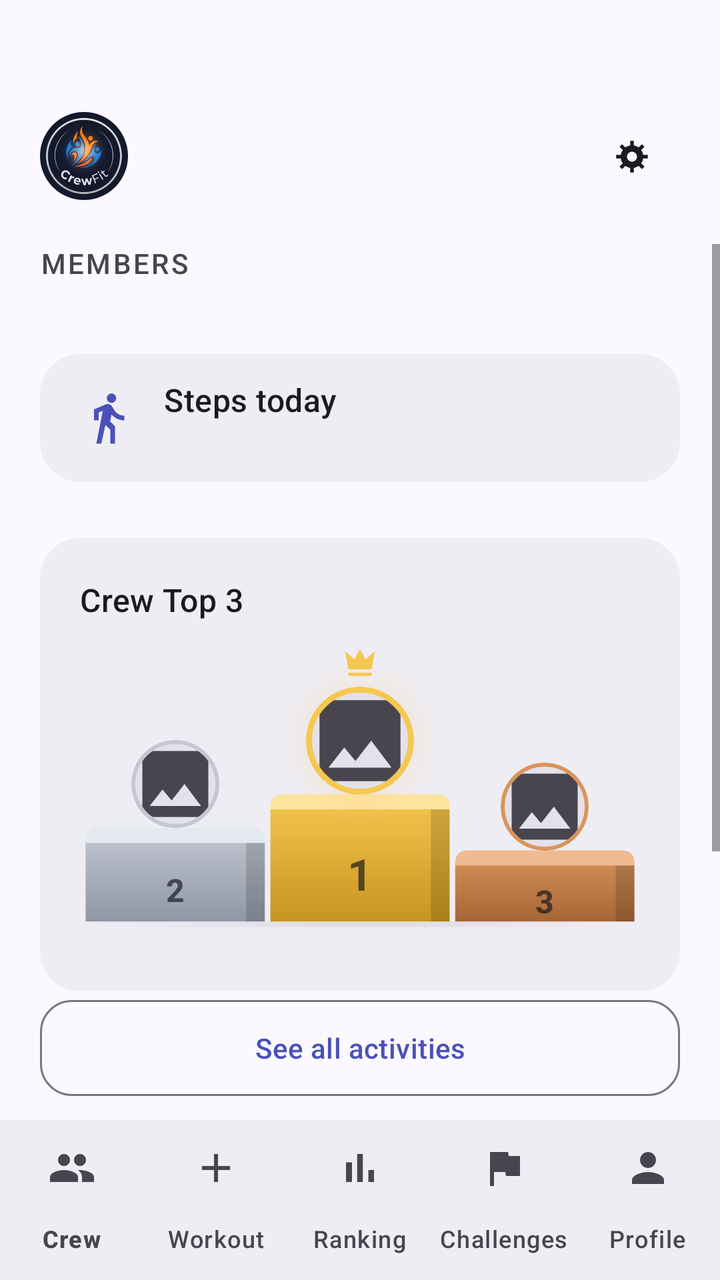
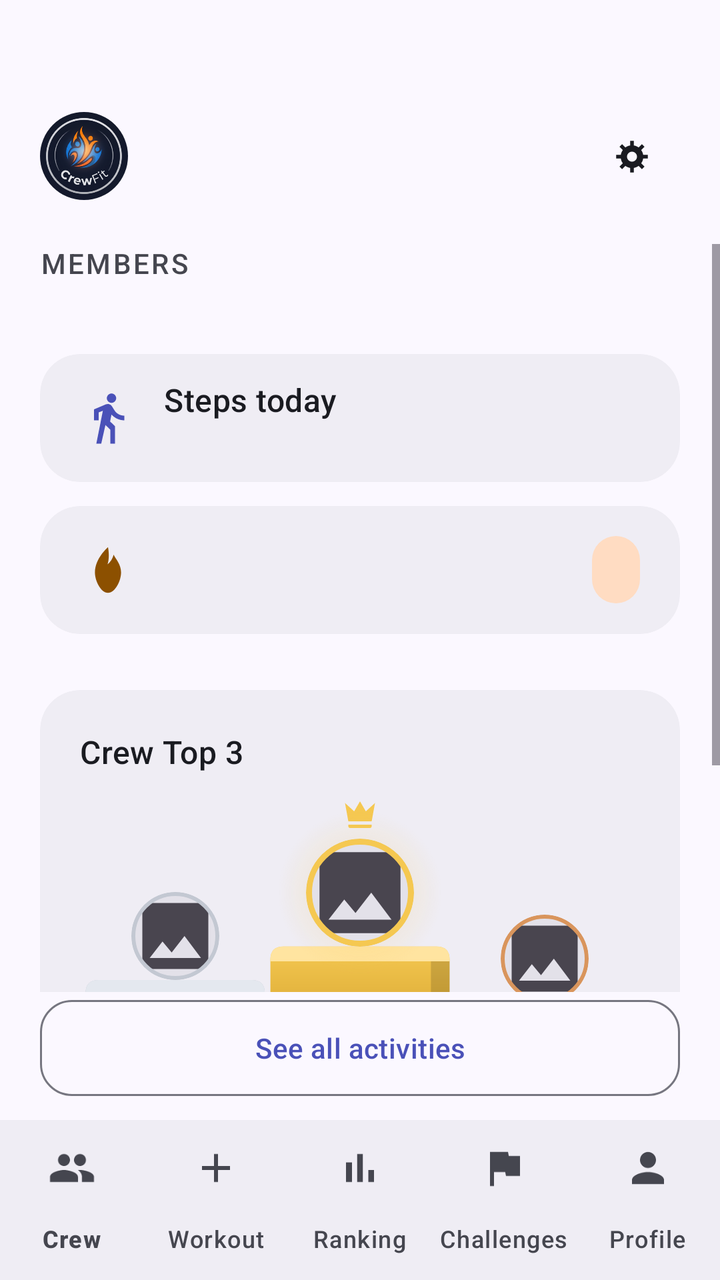

Screens rendered from an Android XML layout before and after an edit, with the pre-edit source and the edit as a unified diff.
<!-- AndroidManifest.xml: application theme Theme.MobileSE -->
<!-- res/layout/screen_main_hub.xml -->
<?xml version="1.0" encoding="utf-8"?>
<androidx.constraintlayout.widget.ConstraintLayout xmlns:android="http://schemas.android.com/apk/res/android"
    xmlns:app="http://schemas.android.com/apk/res-auto"
    android:layout_width="match_parent"
    android:layout_height="match_parent"
    android:background="?attr/colorSurface">

    
    <androidx.constraintlayout.widget.ConstraintLayout
        android:id="@+id/clHeader"
        android:layout_width="match_parent"
        android:layout_height="wrap_content"
        android:paddingTop="56dp"
        android:paddingStart="@dimen/screen_padding_horizontal"
        android:paddingEnd="@dimen/screen_padding_horizontal"
        android:paddingBottom="20dp"
        app:layout_constraintTop_toTopOf="parent">

        <com.google.android.material.card.MaterialCardView
            android:id="@+id/cvHomeLogoContainer"
            android:layout_width="@dimen/logo_size_small"
            android:layout_height="@dimen/logo_size_small"
            app:cardCornerRadius="@dimen/logo_radius_small"
            app:cardElevation="0dp"
            app:strokeWidth="0dp"
            app:cardBackgroundColor="@android:color/transparent"
            app:layout_constraintTop_toTopOf="parent"
            app:layout_constraintStart_toStartOf="parent">

            <ImageView
                android:id="@+id/ivHomeLogo"
                android:layout_width="match_parent"
                android:layout_height="match_parent"
                android:src="@drawable/logo_new"
                android:contentDescription="@string/logo_desc"
                android:scaleType="centerCrop" />
        </com.google.android.material.card.MaterialCardView>

        
        <TextView
            android:id="@+id/tvHomeCrewName"
            android:layout_width="0dp"
            android:layout_height="wrap_content"
            android:textAppearance="?attr/textAppearanceHeadlineSmall"
            android:textColor="?attr/colorOnSurface"
            android:maxLines="2"
            android:ellipsize="end"
            android:layout_marginStart="16dp"
            android:layout_marginEnd="8dp"
            app:layout_constraintTop_toTopOf="@id/cvHomeLogoContainer"
            app:layout_constraintBottom_toBottomOf="@id/cvHomeLogoContainer"
            app:layout_constraintStart_toEndOf="@id/cvHomeLogoContainer"
            app:layout_constraintEnd_toStartOf="@id/btnSettings" />

        
        <com.google.android.material.button.MaterialButton
            android:id="@+id/btnSettings"
            style="@style/Widget.Material3.Button.IconButton"
            android:layout_width="48dp"
            android:layout_height="48dp"
            android:contentDescription="@string/settings_desc"
            app:icon="@drawable/ic_settings"
            app:iconTint="?attr/colorOnSurface"
            app:layout_constraintTop_toTopOf="@id/cvHomeLogoContainer"
            app:layout_constraintBottom_toBottomOf="@id/cvHomeLogoContainer"
            app:layout_constraintEnd_toEndOf="parent" />
    </androidx.constraintlayout.widget.ConstraintLayout>

    <ScrollView
        android:layout_width="match_parent"
        android:layout_height="0dp"
        android:fillViewport="true"
        android:clipToPadding="false"
        app:layout_constraintTop_toBottomOf="@id/clHeader"
        app:layout_constraintBottom_toTopOf="@id/btnAllActivities">

        <androidx.constraintlayout.widget.ConstraintLayout
            android:layout_width="match_parent"
            android:layout_height="wrap_content">

        <LinearLayout
            style="@style/ContentColumn"
            android:paddingBottom="24dp">

            <TextView
                style="@style/TextAppearance.CrewFit.SectionLabel"
                android:layout_width="wrap_content"
                android:layout_height="wrap_content"
                android:text="@string/members_label" />

            <HorizontalScrollView
                android:id="@+id/hsvMembers"
                android:layout_width="match_parent"
                android:layout_height="wrap_content"
                android:layout_marginTop="12dp"
                android:scrollbars="none">

                <LinearLayout
                    android:id="@+id/llMembersContainer"
                    android:layout_width="wrap_content"
                    android:layout_height="wrap_content"
                    android:orientation="horizontal"
                    android:gravity="center_vertical" />
            </HorizontalScrollView>

            <include
                android:id="@+id/stepsCard"
                layout="@layout/view_steps_today"
                android:layout_width="match_parent"
                android:layout_height="wrap_content"
                android:layout_marginTop="24dp" />

            
            <com.google.android.material.card.MaterialCardView
                style="@style/Widget.CrewFit.Card"
                android:layout_width="match_parent"
                android:layout_height="wrap_content"
                android:layout_marginTop="28dp">

                <LinearLayout
                    android:layout_width="match_parent"
                    android:layout_height="wrap_content"
                    android:orientation="vertical"
                    android:padding="@dimen/card_padding">

                    <TextView
                        android:id="@+id/tvRankingLabel"
                        android:layout_width="wrap_content"
                        android:layout_height="wrap_content"
                        android:text="@string/top_3_label"
                        android:textAppearance="?attr/textAppearanceTitleMedium"
                        android:textColor="?attr/colorOnSurface" />

                    <include
                        android:id="@+id/podium"
                        layout="@layout/view_podium"
                        android:layout_width="match_parent"
                        android:layout_height="wrap_content"
                        android:layout_marginTop="10dp" />
                </LinearLayout>
            </com.google.android.material.card.MaterialCardView>

            <TextView
                android:id="@+id/tvLatestActivitiesLabel"
                style="@style/TextAppearance.CrewFit.SectionLabel"
                android:layout_width="wrap_content"
                android:layout_height="wrap_content"
                android:layout_marginTop="32dp"
                android:text="@string/latest_activities_label" />

            <LinearLayout
                android:id="@+id/llLatestActivitiesContainer"
                android:layout_width="match_parent"
                android:layout_height="wrap_content"
                android:orientation="vertical"
                android:layout_marginTop="12dp" />

        </LinearLayout>
        </androidx.constraintlayout.widget.ConstraintLayout>
    </ScrollView>

    
    <com.google.android.material.button.MaterialButton
        android:id="@+id/btnAllActivities"
        style="@style/Widget.CrewFit.Button.Outlined"
        android:layout_width="0dp"
        android:layout_height="wrap_content"
        android:layout_marginStart="@dimen/screen_padding_horizontal"
        android:layout_marginEnd="@dimen/screen_padding_horizontal"
        android:layout_marginTop="8dp"
        android:layout_marginBottom="8dp"
        android:text="@string/see_all_activities"
        app:layout_constraintStart_toStartOf="parent"
        app:layout_constraintEnd_toEndOf="parent"
        app:layout_constraintWidth_max="@dimen/content_max_width"
        app:layout_constraintBottom_toTopOf="@id/bottomNav" />

    <com.google.android.material.bottomnavigation.BottomNavigationView
        android:id="@+id/bottomNav"
        style="@style/Widget.CrewFit.BottomNav"
        android:layout_width="match_parent"
        android:layout_height="wrap_content"
        app:menu="@menu/menu_bottom_nav"
        app:layout_constraintBottom_toBottomOf="parent" />

</androidx.constraintlayout.widget.ConstraintLayout>
<!-- res/layout/view_steps_today.xml (included above) -->
<?xml version="1.0" encoding="utf-8"?>
<com.google.android.material.card.MaterialCardView xmlns:android="http://schemas.android.com/apk/res/android"
    xmlns:app="http://schemas.android.com/apk/res-auto"
    android:id="@+id/cvSteps"
    style="@style/Widget.CrewFit.Card"
    android:layout_width="match_parent"
    android:layout_height="wrap_content">

    <LinearLayout
        android:layout_width="match_parent"
        android:layout_height="wrap_content"
        android:orientation="horizontal"
        android:baselineAligned="false"
        android:gravity="center_vertical"
        android:paddingStart="@dimen/card_padding"
        android:paddingEnd="@dimen/card_padding"
        android:paddingTop="12dp"
        android:paddingBottom="12dp">

        <ImageView
            android:layout_width="28dp"
            android:layout_height="28dp"
            android:contentDescription="@null"
            android:src="@drawable/ic_steps"
            app:tint="?attr/colorPrimary" />

        <LinearLayout
            android:layout_width="0dp"
            android:layout_height="wrap_content"
            android:layout_weight="1"
            android:layout_marginStart="14dp"
            android:orientation="vertical">

            <TextView
                android:layout_width="wrap_content"
                android:layout_height="wrap_content"
                android:text="@string/steps_today_label"
                android:textAppearance="?attr/textAppearanceTitleMedium"
                android:textColor="?attr/colorOnSurface" />

            <TextView
                android:id="@+id/tvStepsHint"
                android:layout_width="match_parent"
                android:layout_height="wrap_content"
                android:layout_marginTop="2dp"
                android:textAppearance="?attr/textAppearanceBodySmall"
                android:textColor="?attr/colorOnSurfaceVariant" />
        </LinearLayout>

        <TextView
            android:id="@+id/tvStepsCount"
            android:layout_width="wrap_content"
            android:layout_height="wrap_content"
            android:layout_marginStart="12dp"
            android:textAppearance="?attr/textAppearanceHeadlineSmall"
            android:textColor="?attr/colorSecondary"
            android:visibility="gone" />

        
        <FrameLayout
            android:id="@+id/flStepsGoal"
            android:layout_width="wrap_content"
            android:layout_height="wrap_content"
            android:layout_marginStart="10dp"
            android:visibility="gone">

            <com.google.android.material.progressindicator.CircularProgressIndicator
                android:id="@+id/piStepsGoal"
                android:layout_width="wrap_content"
                android:layout_height="wrap_content"
                android:layout_gravity="center"
                android:indeterminate="false"
                android:progress="0"
                app:indicatorColor="?attr/colorSecondary"
                app:indicatorSize="@dimen/steps_goal_ring_size"
                app:trackColor="?attr/colorSurfaceContainerHighest"
                app:trackCornerRadius="2dp"
                app:trackThickness="4dp" />

            <ImageView
                android:id="@+id/ivStepsGoalReached"
                android:layout_width="16dp"
                android:layout_height="16dp"
                android:layout_gravity="center"
                android:contentDescription="@null"
                android:src="@drawable/ic_check"
                android:visibility="gone"
                app:tint="?attr/colorSecondary" />
        </FrameLayout>

        <com.google.android.material.button.MaterialButton
            android:id="@+id/btnConnectHealth"
            style="@style/Widget.CrewFit.Button.Outlined"
            android:layout_width="wrap_content"
            android:layout_height="wrap_content"
            android:layout_marginStart="12dp"
            android:text="@string/steps_connect"
            android:visibility="gone" />

    </LinearLayout>
</com.google.android.material.card.MaterialCardView>
<!-- res/layout/view_podium.xml (included above) -->
<?xml version="1.0" encoding="utf-8"?>
<FrameLayout xmlns:android="http://schemas.android.com/apk/res/android"
    xmlns:app="http://schemas.android.com/apk/res-auto"
    android:layout_width="match_parent"
    android:layout_height="wrap_content">

    <androidx.constraintlayout.widget.ConstraintLayout
        android:id="@+id/clPodium"
        android:clipChildren="false"
        android:layout_width="@dimen/podium_width"
        android:layout_height="@dimen/podium_height"
        android:layout_gravity="center_horizontal">

        <ImageView
            android:layout_width="0dp"
            android:layout_height="0dp"
            android:contentDescription="@null"
            android:scaleType="fitXY"
            android:src="@drawable/podium_blocks"
            app:layout_constraintTop_toTopOf="parent"
            app:layout_constraintBottom_toBottomOf="parent"
            app:layout_constraintStart_toStartOf="parent"
            app:layout_constraintEnd_toEndOf="parent" />

        

        <androidx.constraintlayout.widget.Guideline
            android:id="@+id/gSecondX"
            android:layout_width="wrap_content"
            android:layout_height="wrap_content"
            android:orientation="vertical"
            app:layout_constraintGuide_percent="0.17" />

        <androidx.constraintlayout.widget.Guideline
            android:id="@+id/gFirstX"
            android:layout_width="wrap_content"
            android:layout_height="wrap_content"
            android:orientation="vertical"
            app:layout_constraintGuide_percent="0.5" />

        <androidx.constraintlayout.widget.Guideline
            android:id="@+id/gThirdX"
            android:layout_width="wrap_content"
            android:layout_height="wrap_content"
            android:orientation="vertical"
            app:layout_constraintGuide_percent="0.83" />

        
        <androidx.constraintlayout.widget.Guideline
            android:id="@+id/gFirstTop"
            android:layout_width="wrap_content"
            android:layout_height="wrap_content"
            android:orientation="horizontal"
            app:layout_constraintGuide_percent="0.494" />

        <androidx.constraintlayout.widget.Guideline
            android:id="@+id/gSecondTop"
            android:layout_width="wrap_content"
            android:layout_height="wrap_content"
            android:orientation="horizontal"
            app:layout_constraintGuide_percent="0.602" />

        <androidx.constraintlayout.widget.Guideline
            android:id="@+id/gThirdTop"
            android:layout_width="wrap_content"
            android:layout_height="wrap_content"
            android:orientation="horizontal"
            app:layout_constraintGuide_percent="0.675" />

        

        
        <LinearLayout
            android:id="@+id/llPodiumFirstAvatar"
            android:clipChildren="false"
            android:layout_width="wrap_content"
            android:layout_height="wrap_content"
            android:gravity="center_horizontal"
            android:orientation="vertical"
            app:layout_constraintStart_toStartOf="@id/gFirstX"
            app:layout_constraintEnd_toEndOf="@id/gFirstX"
            app:layout_constraintBottom_toTopOf="@id/gFirstTop">

            <ImageView
                android:layout_width="@dimen/podium_crown_size"
                android:layout_height="@dimen/podium_crown_size"
                android:layout_marginBottom="2dp"
                android:contentDescription="@null"
                android:src="@drawable/ic_crown" />

            
            <FrameLayout
                android:layout_width="@dimen/podium_avatar_size_first"
                android:layout_height="@dimen/podium_avatar_size_first"
                android:clipChildren="false">

                <View
                    android:layout_width="@dimen/podium_glow_size"
                    android:layout_height="@dimen/podium_glow_size"
                    android:layout_gravity="center"
                    android:background="@drawable/bg_podium_glow" />

                <com.google.android.material.card.MaterialCardView
                    android:layout_width="@dimen/podium_avatar_size_first"
                    android:layout_height="@dimen/podium_avatar_size_first"
                    android:layout_gravity="center"
                    app:cardBackgroundColor="?attr/colorSurfaceContainerHighest"
                    app:cardCornerRadius="@dimen/podium_avatar_radius_first"
                    app:cardElevation="0dp"
                    app:strokeColor="@color/podium_first"
                    app:strokeWidth="3dp">

                    <ImageView
                        android:id="@+id/ivPodiumFirst"
                        android:layout_width="match_parent"
                        android:layout_height="match_parent"
                        android:contentDescription="@string/profile_desc"
                        android:scaleType="centerCrop"
                        android:src="@drawable/ic_image" />
                </com.google.android.material.card.MaterialCardView>
            </FrameLayout>
        </LinearLayout>

        

        <com.google.android.material.card.MaterialCardView
            android:id="@+id/cvPodiumSecond"
            android:layout_width="@dimen/podium_avatar_size"
            android:layout_height="@dimen/podium_avatar_size"
            app:cardBackgroundColor="?attr/colorSurfaceContainerHighest"
            app:cardCornerRadius="@dimen/podium_avatar_radius"
            app:cardElevation="0dp"
            app:strokeColor="@color/podium_second"
            app:strokeWidth="2dp"
            app:layout_constraintStart_toStartOf="@id/gSecondX"
            app:layout_constraintEnd_toEndOf="@id/gSecondX"
            app:layout_constraintBottom_toTopOf="@id/gSecondTop">

            <ImageView
                android:id="@+id/ivPodiumSecond"
                android:layout_width="match_parent"
                android:layout_height="match_parent"
                android:contentDescription="@string/profile_desc"
                android:scaleType="centerCrop"
                android:src="@drawable/ic_image" />
        </com.google.android.material.card.MaterialCardView>

        

        <com.google.android.material.card.MaterialCardView
            android:id="@+id/cvPodiumThird"
            android:layout_width="@dimen/podium_avatar_size"
            android:layout_height="@dimen/podium_avatar_size"
            app:cardBackgroundColor="?attr/colorSurfaceContainerHighest"
            app:cardCornerRadius="@dimen/podium_avatar_radius"
            app:cardElevation="0dp"
            app:strokeColor="@color/podium_third"
            app:strokeWidth="2dp"
            app:layout_constraintStart_toStartOf="@id/gThirdX"
            app:layout_constraintEnd_toEndOf="@id/gThirdX"
            app:layout_constraintBottom_toTopOf="@id/gThirdTop">

            <ImageView
                android:id="@+id/ivPodiumThird"
                android:layout_width="match_parent"
                android:layout_height="match_parent"
                android:contentDescription="@string/profile_desc"
                android:scaleType="centerCrop"
                android:src="@drawable/ic_image" />
        </com.google.android.material.card.MaterialCardView>
        

        <TextView
            android:layout_width="wrap_content"
            android:layout_height="wrap_content"
            android:text="@string/podium_rank_1"
            android:textAppearance="?attr/textAppearanceTitleLarge"
            android:textColor="@color/podium_rank_label"
            android:textStyle="bold"
            app:layout_constraintStart_toStartOf="@id/gFirstX"
            app:layout_constraintEnd_toEndOf="@id/gFirstX"
            app:layout_constraintTop_toTopOf="@id/gFirstTop"
            app:layout_constraintBottom_toBottomOf="parent" />

        <TextView
            android:layout_width="wrap_content"
            android:layout_height="wrap_content"
            android:text="@string/podium_rank_2"
            android:textAppearance="?attr/textAppearanceTitleMedium"
            android:textColor="@color/podium_rank_label"
            android:textStyle="bold"
            app:layout_constraintStart_toStartOf="@id/gSecondX"
            app:layout_constraintEnd_toEndOf="@id/gSecondX"
            app:layout_constraintTop_toTopOf="@id/gSecondTop"
            app:layout_constraintBottom_toBottomOf="parent" />

        <TextView
            android:layout_width="wrap_content"
            android:layout_height="wrap_content"
            android:text="@string/podium_rank_3"
            android:textAppearance="?attr/textAppearanceTitleMedium"
            android:textColor="@color/podium_rank_label"
            android:textStyle="bold"
            app:layout_constraintStart_toStartOf="@id/gThirdX"
            app:layout_constraintEnd_toEndOf="@id/gThirdX"
            app:layout_constraintTop_toTopOf="@id/gThirdTop"
            app:layout_constraintBottom_toBottomOf="parent" />

    </androidx.constraintlayout.widget.ConstraintLayout>
</FrameLayout>
<!-- resources referenced by this layout -->
<resources>
  <color name="podium_first">#F5C851</color>
  <color name="podium_rank_label">#A6101319</color>
  <color name="podium_second">#C3C8D2</color>
  <color name="podium_third">#D9955C</color>
  <dimen name="card_padding">20dp</dimen>
  <dimen name="content_max_width">2000dp</dimen>
  <dimen name="logo_radius_small">22dp</dimen>
  <dimen name="logo_size_small">44dp</dimen>
  <dimen name="podium_avatar_radius">22dp</dimen>
  <dimen name="podium_avatar_radius_first">27dp</dimen>
  <dimen name="podium_avatar_size">44dp</dimen>
  <dimen name="podium_avatar_size_first">54dp</dimen>
  <dimen name="podium_crown_size">20dp</dimen>
  <dimen name="podium_glow_size">82dp</dimen>
  <dimen name="podium_height">155dp</dimen>
  <dimen name="podium_width">280dp</dimen>
  <dimen name="screen_padding_horizontal">20dp</dimen>
  <dimen name="steps_goal_ring_size">34dp</dimen>
  <string name="logo_desc">CrewFit Logo</string>
  <string name="members_label">Members</string>
  <string name="podium_rank_1">1</string>
  <string name="podium_rank_2">2</string>
  <string name="podium_rank_3">3</string>
  <string name="profile_desc">Profile</string>
  <string name="see_all_activities">See all activities</string>
  <string name="settings_desc">Settings</string>
  <string name="steps_connect">Connect</string>
  <string name="steps_today_label">Steps today</string>
  <string name="top_3_label">Crew Top 3</string>
  <color name="md_on_surface_variant">#45464F</color>
  <color name="md_surface_container">#EFEDF4</color>
  <color name="md_primary">#4A51B8</color>
  <color name="md_on_primary">#FFFFFF</color>
  <color name="md_primary_container">#E0E3FF</color>
  <color name="md_on_primary_container">#050B63</color>
  <color name="md_secondary">#00795A</color>
  <color name="md_on_secondary">#FFFFFF</color>
  <color name="md_secondary_container">#8CFFD1</color>
  <color name="md_on_secondary_container">#002018</color>
  <color name="md_tertiary">#8C5000</color>
  <color name="md_on_tertiary">#FFFFFF</color>
  <color name="md_tertiary_container">#FFDCC2</color>
  <color name="md_on_tertiary_container">#2E1500</color>
  <color name="md_error">#BA1A1A</color>
  <color name="md_on_error">#FFFFFF</color>
  <color name="md_error_container">#FFDAD6</color>
  <color name="md_on_error_container">#410002</color>
  <color name="md_surface">#FBF8FF</color>
  <color name="md_on_surface">#1A1B21</color>
  <color name="md_surface_variant">#E2E1EC</color>
  <color name="md_surface_container_lowest">#FFFFFF</color>
  <color name="md_surface_container_low">#F5F2FA</color>
  <color name="md_surface_container_high">#E9E7EF</color>
  <color name="md_surface_container_highest">#E3E1E9</color>
  <color name="md_outline">#767680</color>
  <color name="md_outline_variant">#C7C5D0</color>
  <color name="md_inverse_surface">#2F3036</color>
  <color name="md_inverse_on_surface">#F2F0F7</color>
  <!-- unchanged entries left out for length: 27 -->
</resources>

<!-- the commit's change to res/layout/screen_main_hub.xml (unified diff, before → after) -->
@@ -109,6 +109,13 @@
                 android:layout_width="match_parent"
                 android:layout_height="wrap_content"
                 android:layout_marginTop="24dp" />
+
+            <include
+                android:id="@+id/streakCard"
+                layout="@layout/view_streak"
+                android:layout_width="match_parent"
+                android:layout_height="wrap_content"
+                android:layout_marginTop="12dp" />
 
             
             <com.google.android.material.card.MaterialCardView
@@ -286,6 +293,72 @@
 
     </LinearLayout>
 </com.google.android.material.card.MaterialCardView>
+<!-- res/layout/view_streak.xml (included above) -->
+<?xml version="1.0" encoding="utf-8"?>
+<com.google.android.material.card.MaterialCardView xmlns:android="http://schemas.android.com/apk/res/android"
+    xmlns:app="http://schemas.android.com/apk/res-auto"
+    android:id="@+id/cvStreak"
+    style="@style/Widget.CrewFit.Card"
+    android:layout_width="match_parent"
+    android:layout_height="wrap_content">
+
+    <LinearLayout
+        android:layout_width="match_parent"
+        android:layout_height="wrap_content"
+        android:orientation="horizontal"
+        android:baselineAligned="false"
+        android:gravity="center_vertical"
+        android:paddingStart="@dimen/card_padding"
+        android:paddingEnd="@dimen/card_padding"
+        android:paddingTop="12dp"
+        android:paddingBottom="12dp">
+
+        <ImageView
+            android:layout_width="28dp"
+            android:layout_height="28dp"
+            android:contentDescription="@null"
+            android:src="@drawable/ic_streak"
+            app:tint="?attr/colorTertiary" />
+
+        <LinearLayout
+            android:layout_width="0dp"
+            android:layout_height="wrap_content"
+            android:layout_weight="1"
+            android:layout_marginStart="14dp"
+            android:orientation="vertical">
+
+            <TextView
+                android:id="@+id/tvStreakTitle"
+                android:layout_width="match_parent"
+                android:layout_height="wrap_content"
+                android:textAppearance="?attr/textAppearanceTitleMedium"
+                android:textColor="?attr/colorOnSurface" />
+
+            
+            <TextView
+                android:id="@+id/tvStreakHint"
+                android:layout_width="match_parent"
+                android:layout_height="wrap_content"
+                android:layout_marginTop="2dp"
+                android:textAppearance="?attr/textAppearanceBodySmall"
+                android:textColor="?attr/colorOnSurfaceVariant" />
+        </LinearLayout>
+
+        <TextView
+            android:id="@+id/tvStreakMultiplier"
+            android:layout_width="wrap_content"
+            android:layout_height="wrap_content"
+            android:layout_marginStart="12dp"
+            android:background="@drawable/bg_multiplier"
+            android:paddingStart="12dp"
+            android:paddingEnd="12dp"
+            android:paddingTop="6dp"
+            android:paddingBottom="6dp"
+            android:textAppearance="?attr/textAppearanceTitleMedium"
+            android:textColor="?attr/colorOnTertiaryContainer" />
+
+    </LinearLayout>
+</com.google.android.material.card.MaterialCardView>
 <!-- res/layout/view_podium.xml (included above) -->
 <?xml version="1.0" encoding="utf-8"?>
 <FrameLayout xmlns:android="http://schemas.android.com/apk/res/android"
<!-- resource entries referenced after the edit -->
@@ -18,6 +18,32 @@
   <dimen name="podium_width">280dp</dimen>
   <dimen name="screen_padding_horizontal">20dp</dimen>
   <dimen name="steps_goal_ring_size">34dp</dimen>
+  <!-- drawable bg_multiplier (drawable) -->
+  <?xml version="1.0" encoding="utf-8"?>
+  <shape xmlns:android="http://schemas.android.com/apk/res/android"
+      android:shape="rectangle">
+      <solid android:color="?attr/colorTertiaryContainer" />
+      <corners android:radius="14dp" />
+  </shape>
+  <!-- drawable ic_streak (drawable) -->
+  <?xml version="1.0" encoding="utf-8"?>
+  <vector xmlns:android="http://schemas.android.com/apk/res/android"
+      android:width="24dp"
+      android:height="24dp"
+      android:viewportWidth="24"
+      android:viewportHeight="24"
+      android:tint="?attr/colorControlNormal">
+  
+      
+      <path
+          android:fillColor="@android:color/white"
+          android:pathData="M12,2.2 C12,2.2 6.4,7.0 6.4,13.0 C6.4,16.6 8.9,21.8 12,21.8 C15.1,21.8 17.6,16.6 17.6,13.0 C17.6,9.6 15.4,7.4 14.4,5.4 C13.9,7.4 12.9,8.6 11.8,9.6 C12.6,7.2 12.4,4.4 12,2.2 Z" />
+  
+      
+      <path
+          android:fillColor="@android:color/white"
+          android:pathData="M12,13.0 C12,13.0 9.6,15.2 9.6,17.4 C9.6,19.0 10.7,20.2 12,20.2 C13.3,20.2 14.4,19.0 14.4,17.4 C14.4,15.2 12,13.0 12,13.0 Z" />
+  </vector>
   <string name="logo_desc">CrewFit Logo</string>
   <string name="members_label">Members</string>
   <string name="podium_rank_1">1</string>
